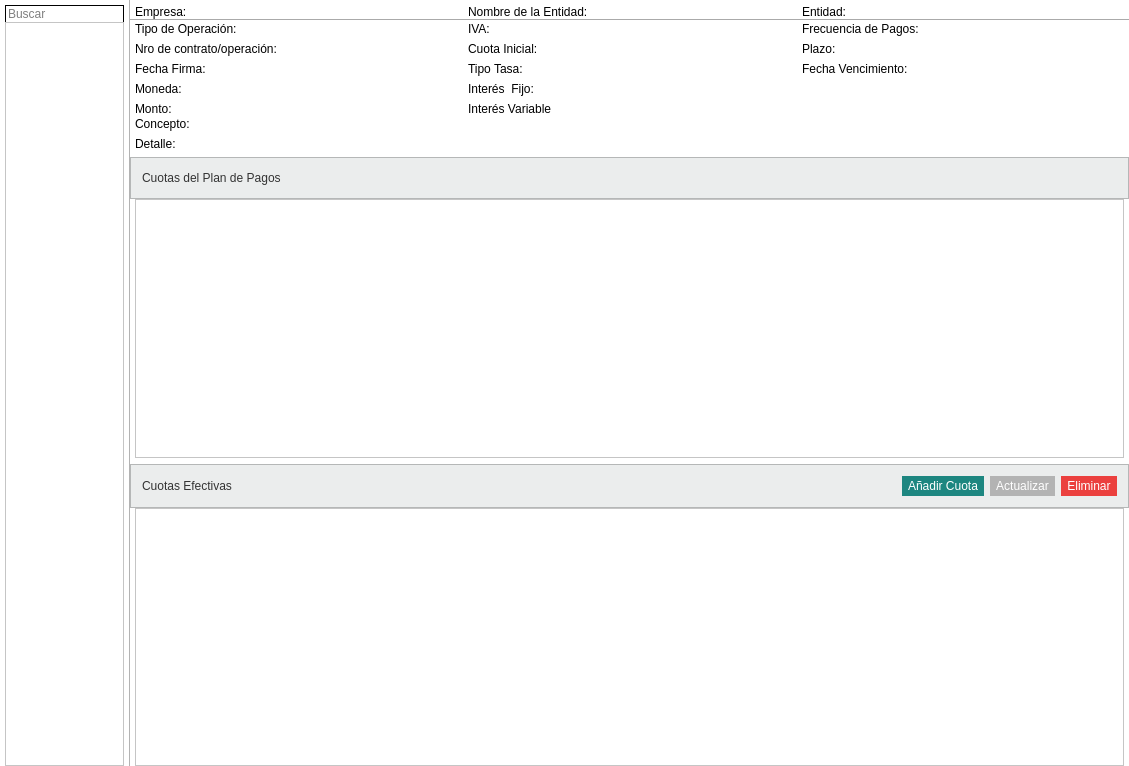
This is Finanzas/PagosEfectivos.ui in altitude-solutions/Finanzas as Qt 5 draws it before an edit. The edited form follows.
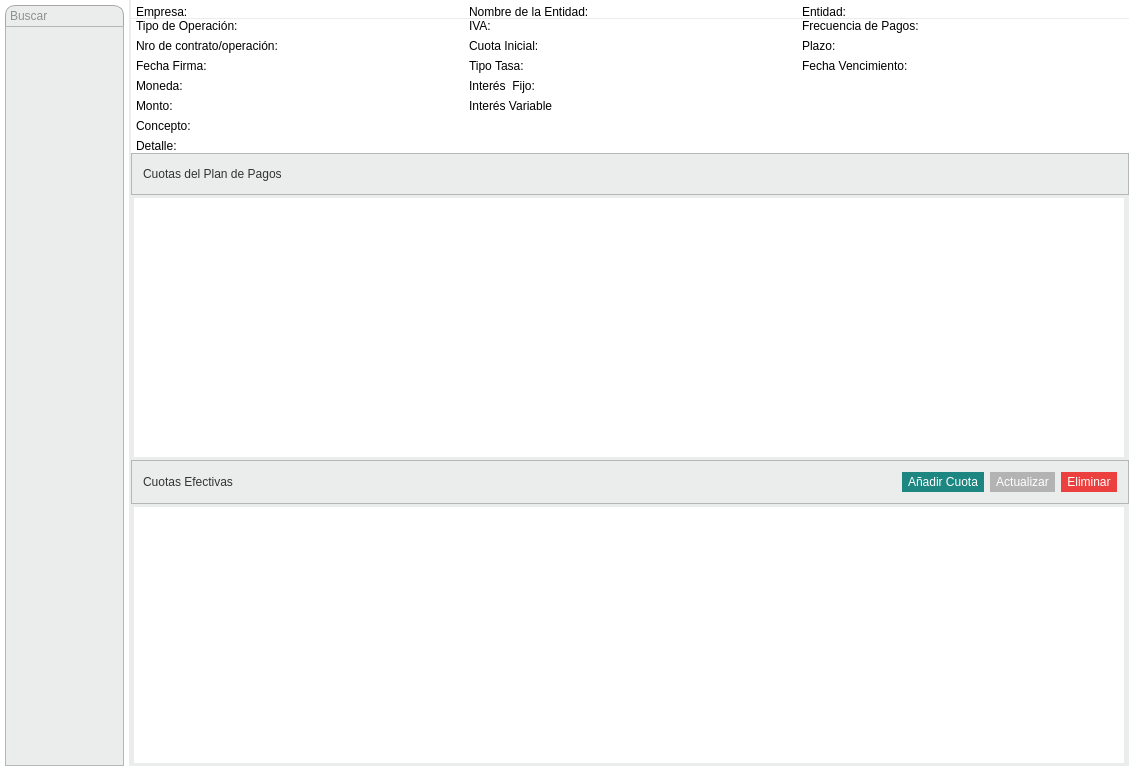
This is the edited form.

Commit message: pages redesign, new abstraction layer, utility enum functions and enums

```diff
--- a/Finanzas/PagosEfectivos.ui
+++ b/Finanzas/PagosEfectivos.ui
@@ -36,10 +36,9 @@
     <widget class="QSplitter" name="splitter">
      <property name="styleSheet">
       <string notr="true">QSplitter::handle {
-	background: #B3B3B3;
-}
-
-</string>
+	background: #ebeded;
+	/*background: #B3B3B3;*/
+}</string>
      </property>
      <property name="orientation">
       <enum>Qt::Horizontal</enum>
@@ -48,7 +47,7 @@
       <bool>true</bool>
      </property>
      <property name="handleWidth">
-      <number>1</number>
+      <number>2</number>
      </property>
      <property name="childrenCollapsible">
       <bool>true</bool>
@@ -87,42 +86,41 @@
          <item>
           <widget class="QLineEdit" name="search">
            <property name="styleSheet">
-            <string notr="true">
-QLineEdit{
-/*
-	background-color: #B3B3B3;
-*/
+            <string notr="true">QLineEdit {
+	background-color: #ebeded;
 
-/*
+
 	border-bottom:  0px solid #ffffff;
-	border-top: 1px solid  #ededef;	
-	border-right: 1px solid  #ededef;	
-	border-left: 1px solid  #ededef;	
-*/
+	border-top: 1px solid  #a7a7a7;	
+	border-right: 1px solid  #a7a7a7;	
+	border-left: 1px solid  #a7a7a7;	
 
+/************
 	border-bottom:  0px solid #ffffff;
 	border-top: 1px solid  #000000;	
 	border-right: 1px solid  #000000;	
 	border-left: 1px solid  #000000;	
+***********/
 
-/*
+
 	border-top-left-radius:10px;
 	border-top-right-radius:10px;
-	color: white;
+	color: #333333;
 	font: 12pt &quot;MS Shell Dlg 2&quot;;
 	padding:2px;	
 	min-height: 1em;
-*/
+
 }
 
-/*
+
 QLineEdit::focus,
 QLineEdit::hover {
 	background-color: #a7a7a7;
 	border-color: #ededef;
 }
 
-*/</string>
+
+</string>
            </property>
            <property name="text">
             <string/>
@@ -136,7 +134,45 @@
           </widget>
          </item>
          <item>
-          <widget class="QListView" name="planesList"/>
+          <widget class="QListView" name="planesList">
+           <property name="styleSheet">
+            <string notr="true">/*********************/
+
+QListView {
+    background-color: #ebeded;
+	alternate-background-color: #e3e3e3;
+	color: #333333;
+}
+
+QListView {
+    show-decoration-selected: 1; /* make the selection span the entire width of the view */
+	color: #333333;
+}
+
+QListView::item:selected {
+    border: 1px solid #b5b5b5;
+	color: #333333;
+}
+
+QListView::item:selected:!active {
+    background: qlineargradient(x1: 0, y1: 0, x2: 0, y2: 1,
+                                stop: 0 #FAFBFE, stop: 1 #DCDEF1);
+	color: #333333;
+}
+
+QListView::item:selected:active {
+    background: qlineargradient(x1: 0, y1: 0, x2: 0, y2: 1,
+                                stop: 0 #FAFBFE, stop: 1 #DCDEF1);
+	color: #333333;
+}
+
+QListView::item:hover {
+    background: qlineargradient(x1: 0, y1: 0, x2: 0, y2: 1,
+                                stop: 0 #FAFBFE, stop: 1 #DCDEF1);
+	color: #333333;
+}</string>
+           </property>
+          </widget>
          </item>
         </layout>
        </item>
@@ -151,7 +187,7 @@
       </property>
       <layout class="QVBoxLayout" name="verticalLayout_5">
        <property name="spacing">
-        <number>6</number>
+        <number>0</number>
        </property>
        <property name="leftMargin">
         <number>0</number>
@@ -191,6 +227,9 @@
           </property>
           <item>
            <widget class="QFrame" name="frame">
+            <property name="styleSheet">
+             <string notr="true">border-bottom: 1px solid #ebeded;</string>
+            </property>
             <layout class="QHBoxLayout" name="horizontalLayout_6">
              <property name="spacing">
               <number>6</number>
@@ -264,13 +303,6 @@
             </layout>
            </widget>
           </item>
-          <item>
-           <widget class="Line" name="line">
-            <property name="orientation">
-             <enum>Qt::Horizontal</enum>
-            </property>
-           </widget>
-          </item>
           <item>
            <layout class="QHBoxLayout" name="horizontalLayout_5">
             <property name="leftMargin">
@@ -607,13 +639,13 @@
               <number>0</number>
              </property>
              <property name="leftMargin">
-              <number>5</number>
+              <number>0</number>
              </property>
              <property name="topMargin">
               <number>0</number>
              </property>
              <property name="rightMargin">
-              <number>5</number>
+              <number>0</number>
              </property>
              <property name="bottomMargin">
               <number>0</number>
@@ -621,7 +653,15 @@
              <item>
               <widget class="QTableWidget" name="plannedFee">
                <property name="styleSheet">
-                <string notr="true"/>
+                <string notr="true">QTableWidget {
+	background-color: white;
+	border-top: 2.5px solid #ebeded;
+	border-bottom: 2.5px solid #ebeded;
+	border-right: 4.5px solid #ebeded;
+	border-left: 2.5px solid #ebeded;
+	gridline-color: #B3B3B3;
+	font: 9pt &quot;MS Shell Dlg 2&quot;;
+}</string>
                </property>
                <property name="rowCount">
                 <number>0</number>
@@ -790,13 +830,13 @@
               <number>0</number>
              </property>
              <property name="leftMargin">
-              <number>5</number>
+              <number>0</number>
              </property>
              <property name="topMargin">
               <number>0</number>
              </property>
              <property name="rightMargin">
-              <number>5</number>
+              <number>0</number>
              </property>
              <property name="bottomMargin">
               <number>0</number>
@@ -804,7 +844,15 @@
              <item>
               <widget class="QTableWidget" name="effectiveFee">
                <property name="styleSheet">
-                <string notr="true"/>
+                <string notr="true">QTableWidget {
+	background-color: white;
+	border-top: 2.5px solid #ebeded;
+	border-bottom: 2.5px solid #ebeded;
+	border-right: 4.5px solid #ebeded;
+	border-left: 2.5px solid #ebeded;
+	gridline-color: #B3B3B3;
+	font: 9pt &quot;MS Shell Dlg 2&quot;;
+}</string>
                </property>
                <property name="rowCount">
                 <number>0</number>
```
Left out of the diff: 4 changed lines with no effect on the pictures. The commit also changes 22 other files.
